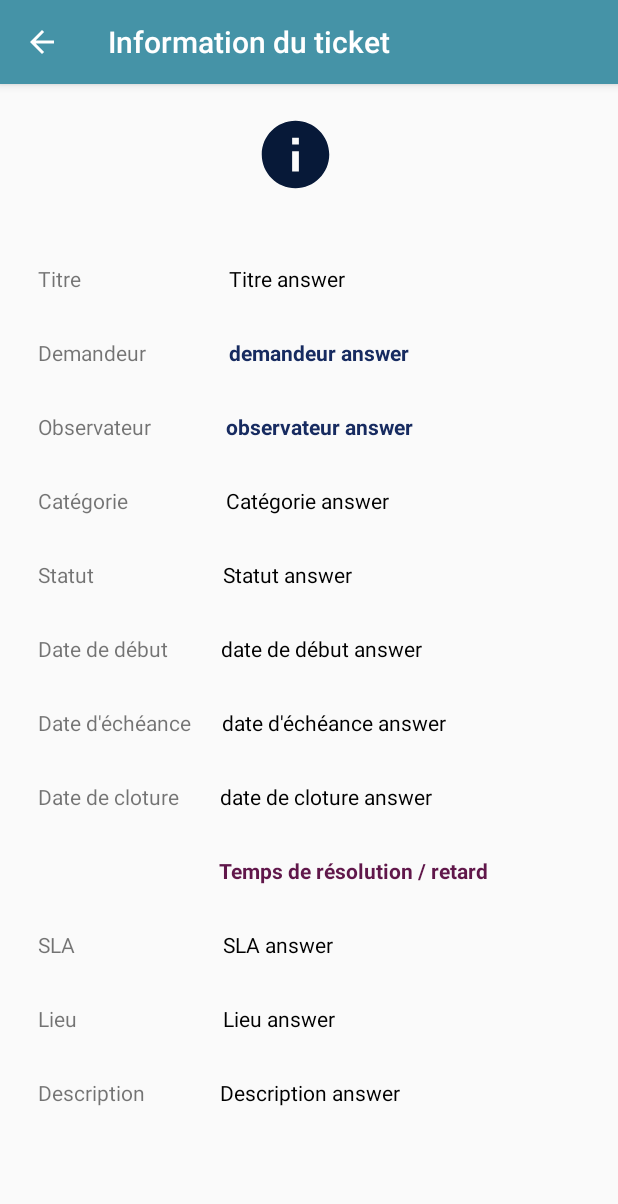
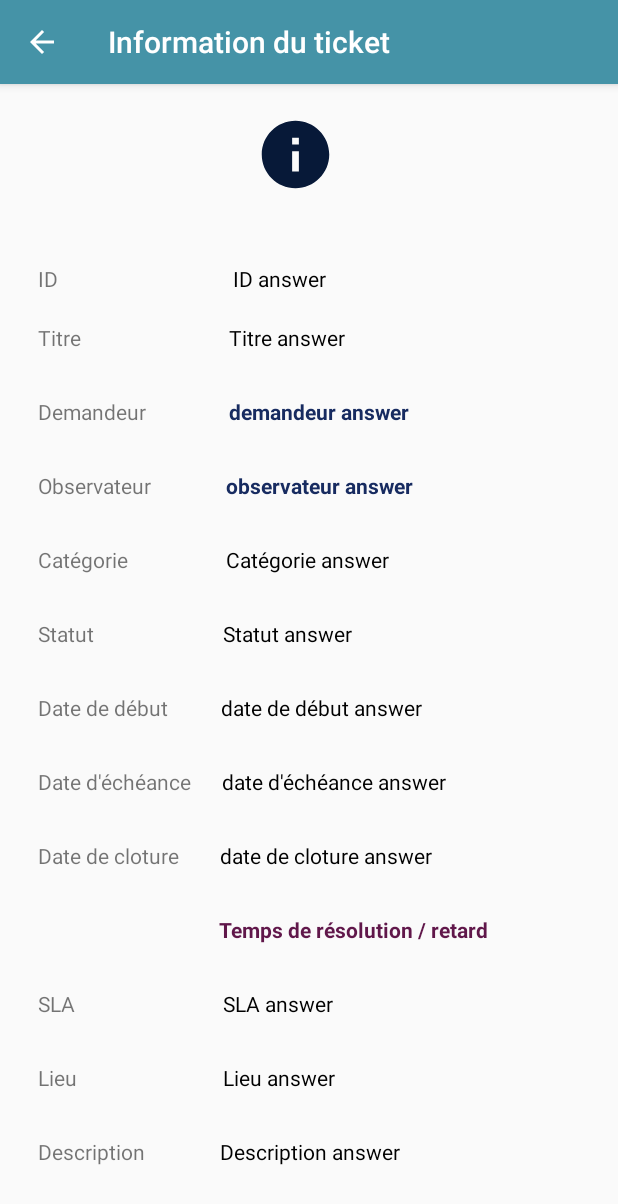
Before and after one commit to AdelAchour/GSHGlobalActivity, an Android app: the InfoTicketClos screen opened directly, with no data from a screen before it, on a phone screen of 412 x 824 dp. Shown: the top 1204 px of the screen. Run offline under Robolectric (Android 15) with nearby library versions, the light colour scheme and no system bars; our stand-ins replace Volley; network calls fail.

Commit message:
Edit email body List motif shadow + underline Email date format Info ticket add id

```diff
--- a/app/src/main/java/com/production/achour_ar/gshglobalactivity/DialogMotifAttente.java
+++ b/app/src/main/java/com/production/achour_ar/gshglobalactivity/DialogMotifAttente.java
@@ -5,6 +5,7 @@ import android.app.Dialog;
 import android.app.Service;
 import android.content.Context;
 import android.content.DialogInterface;
+import android.graphics.Paint;
 import android.os.Bundle;
 import android.os.Message;
 import android.support.v7.app.AlertDialog;
@@ -31,10 +32,11 @@ public class DialogMotifAttente {
         dialog.setCancelable(false);
         dialog.setContentView(R.layout.dialog_motif_attente);
 
-        txt = (EditText) dialog.findViewById(R.id.ETmotif);
+        txt = dialog.findViewById(R.id.ETmotif);
         txt.setEnabled(false);
 
-        listeMotif = (TextView) dialog.findViewById(R.id.listeMotif);
+        listeMotif = dialog.findViewById(R.id.listeMotif);
+        listeMotif.setPaintFlags(listeMotif.getPaintFlags() | Paint.UNDERLINE_TEXT_FLAG);
 
 
         listeMotif.setOnClickListener(new View.OnClickListener() {
--- a/app/src/main/java/com/production/achour_ar/gshglobalactivity/InfoTicketClos.java
+++ b/app/src/main/java/com/production/achour_ar/gshglobalactivity/InfoTicketClos.java
@@ -38,28 +38,22 @@ import java.util.Map;
 
 public class InfoTicketClos extends AppCompatActivity {
 
-
-    String session_token, nameUser, idUser, firstnameUser;
-
-    String titreTicket, slaTicket, urgenceTicket,
+    private String session_token, nameUser, idUser, firstnameUser;
+    private String titreTicket, slaTicket, urgenceTicket,
             categorieTicket, etatTicket, dateDebutTicket, idTicket, tempsResolution, tempsRetard,
             dateEchanceTicket, descriptionTicket, lieuTicket, dateClotureTicket;
-    boolean ticketEnretard;
-
-    String usernameDemandeur, emailDemandeur, telephoneDemandeur, prenomDemandeur, nomDemandeur, lieuDemandeur,posteDemandeur;
-    String usernameObservateur, emailObservateur, telephoneObservateur, prenomObservateur, nomObservateur, lieuObservateur,posteObservateur;
-
-    TextView titreTV, slaTV, detailtempsTV,
+    private boolean ticketEnretard;
+    private String usernameDemandeur, emailDemandeur, telephoneDemandeur, prenomDemandeur, nomDemandeur, lieuDemandeur,posteDemandeur;
+    private String usernameObservateur, emailObservateur, telephoneObservateur, prenomObservateur, nomObservateur, lieuObservateur,posteObservateur;
+    private TextView titreTV, slaTV, detailtempsTV, idTV,
             demandeurTV, categorieTV, etatTV, dateDebutTV, ObservateurTV,
             dateEchanceTV, descriptionTV, lieuTV, dateClotureTicketTV;
-
-    RequestQueue queue;
-    String observateur;
-
-    ProgressBar progressBarDia;
-    ProgressDialog pd, pdCalcul;
-    ArrayList<ObservateurModel> listObservateur;
-    String[] tabObs;
+    private RequestQueue queue;
+    private String observateur;
+    private ProgressBar progressBarDia;
+    private ProgressDialog pd, pdCalcul;
+    private ArrayList<ObservateurModel> listObservateur;
+    private String[] tabObs;
     private static DateFormat parser ;
     public static Handler handlerInfoClos;
 
@@ -68,49 +62,21 @@ public class InfoTicketClos extends AppCompatActivity {
         super.onCreate(savedInstanceState);
         setContentView(R.layout.info_ticket_clos);
 
+        initView();
+        setupActionBar();
+        setupPDs();
+        getArguments();
+        getTicketInfo();
+
+    }
+
+    private void setupActionBar() {
         ActionBar actionBar = getSupportActionBar();
         actionBar.setTitle("Information du ticket");
         actionBar.setDisplayHomeAsUpEnabled(true); //show a caret even if android:parentActivityName is not specified.
+    }
 
-        listObservateur = new ArrayList<ObservateurModel>();
-        pd = new ProgressDialog(InfoTicketClos.this);
-        pd.setMessage("Chargement...");
-        pd.show();
-
-        pdCalcul = new ProgressDialog(InfoTicketClos.this);
-        pdCalcul.setMessage("Calcul...");
-
-        handlerInfoClos = new HandlerInfoClos();
-
-        parser = new SimpleDateFormat("yyyy-MM-dd HH:mm:ss");
-        queue = Volley.newRequestQueue(this);
-
-        titreTV = (TextView)findViewById(R.id.titreAnswer);
-        slaTV = (TextView)findViewById(R.id.SLAAnswer);
-        descriptionTV = (TextView)findViewById(R.id.DescriptionAnswer);
-        demandeurTV = (TextView)findViewById(R.id.demandeurAnswer);
-        ObservateurTV = (TextView)findViewById(R.id.ObsAnswer);
-        categorieTV = (TextView)findViewById(R.id.categorieAnswer);
-        etatTV = (TextView)findViewById(R.id.StatutAnswer);
-        dateDebutTV = (TextView)findViewById(R.id.DebutAnswer);
-        dateEchanceTV = (TextView)findViewById(R.id.EcheanceAnswer);
-        lieuTV = (TextView)findViewById(R.id.LieuAnswer);
-        dateClotureTicketTV = (TextView)findViewById(R.id.ClotureAnswer);
-        detailtempsTV = (TextView)findViewById(R.id.DetailTimeAnswer);
-
-        progressBarDia = (ProgressBar) findViewById(R.id.progressBarDialog);
-
-
-        Intent i = getIntent();
-        session_token = i.getStringExtra("session");
-        nameUser = i.getStringExtra("nom");
-        firstnameUser = i.getStringExtra("prenom");
-        idUser = i.getStringExtra("id");
-
-        idTicket = i.getStringExtra("idTicket");
-
-        System.out.println("id t = "+idTicket);
-
+    private void getTicketInfo() {
         //Récupération du ticket
         List<KeyValuePair> paramsTicket = new ArrayList<>();
         paramsTicket.add(new KeyValuePair("criteria[0][field]","2"));
@@ -192,6 +158,7 @@ public class InfoTicketClos extends AppCompatActivity {
                             slaTV.setText(slaTicket);
                             dateEchanceTV.setText(dateEchanceTicket);
                             titreTV.setText(titreTicket);
+                            idTV.setText(idTicket);
                             descriptionTV.setText(descriptionTicket);
                             lieuTV.setText(lieuTicket);
                             dateClotureTicketTV.setText(ClotureText(dateClotureTicket));
@@ -286,6 +253,45 @@ public class InfoTicketClos extends AppCompatActivity {
         };
         queue.add(getRequestTicket);
     }
+
+    private void initView() {
+        listObservateur = new ArrayList<ObservateurModel>();
+        pd = new ProgressDialog(InfoTicketClos.this);
+        pdCalcul = new ProgressDialog(InfoTicketClos.this);
+        handlerInfoClos = new HandlerInfoClos();
+        parser = new SimpleDateFormat("yyyy-MM-dd HH:mm:ss");
+        queue = Volley.newRequestQueue(this);
+        titreTV = findViewById(R.id.titreAnswer);
+        idTV = findViewById(R.id.IDAnswer);
+        slaTV = findViewById(R.id.SLAAnswer);
+        descriptionTV = findViewById(R.id.DescriptionAnswer);
+        demandeurTV = findViewById(R.id.demandeurAnswer);
+        ObservateurTV = findViewById(R.id.ObsAnswer);
+        categorieTV = findViewById(R.id.categorieAnswer);
+        etatTV = findViewById(R.id.StatutAnswer);
+        dateDebutTV = findViewById(R.id.DebutAnswer);
+        dateEchanceTV = findViewById(R.id.EcheanceAnswer);
+        lieuTV = findViewById(R.id.LieuAnswer);
+        dateClotureTicketTV = findViewById(R.id.ClotureAnswer);
+        detailtempsTV = findViewById(R.id.DetailTimeAnswer);
+        progressBarDia = findViewById(R.id.progressBarDialog);
+    }
+
+    private void getArguments() {
+        Intent i = getIntent();
+        session_token = i.getStringExtra("session");
+        nameUser = i.getStringExtra("nom");
+        firstnameUser = i.getStringExtra("prenom");
+        idUser = i.getStringExtra("id");
+        idTicket = i.getStringExtra("idTicket");
+    }
+
+    private void setupPDs() {
+        pdCalcul.setMessage("Calcul...");
+        pd.setMessage("Chargement...");
+        pd.show();
+    }
+
 
     private void getAllObservateursInfo(String[] observateur) {
         //Récupération des informations de tous les observateurs
--- a/app/src/main/java/com/production/achour_ar/gshglobalactivity/ListTicketsAttente.java
+++ b/app/src/main/java/com/production/achour_ar/gshglobalactivity/ListTicketsAttente.java
@@ -542,7 +542,7 @@ public class ListTicketsAttente extends Fragment {
 
         final String content = "<h2>Notification Helpdesk</h2> <br>"+prenomObservateur+",<br><br>" +
                 "Le ticket \""+titreTicket+"\" dont vous êtes l'observateur a été <b>remis en cours</b> le "+nowEnCours+".<br><br>" +
-                "Technicien chargé du ticket : "+firstnameUser+" "+nameUser+".<br><br><br>L'équipe Helpdesk Mobile.<br><br><br>" +
+                "Ingénieur chargé du ticket : "+firstnameUser+" "+nameUser+".<br><br><br>L'équipe Helpdesk Mobile.<br><br><br>" +
                 "<i>P.S: Ce mail a été généré automatiquement, prière de ne pas répondre.</i>";
 
         List<KeyValuePair> paramsEmail = new ArrayList<>();
@@ -738,7 +738,7 @@ public class ListTicketsAttente extends Fragment {
         //final String content = prenomDemandeur+",\\n\\nVotre ticket "+titreTicket+" a été résolu à "+now+".\\n\\nMerci,\\n\\nL'équipe Helpdesk mobile.";
         final String content = "<h2>Notification Helpdesk</h2> <br>"+prenomDemandeur+",<br><br>" +
                 "Votre ticket \""+titreTicket+"\" a été <b>remis en cours</b> le "+nowEnCours+".<br><br>" +
-                "Technicien chargé du ticket : "+firstnameUser+" "+nameUser+".<br><br><br>L'équipe Helpdesk Mobile.<br><br><br>" +
+                "Ingénieur chargé du ticket : "+firstnameUser+" "+nameUser+".<br><br><br>L'équipe Helpdesk Mobile.<br><br><br>" +
                 "<i>P.S: Ce mail a été généré automatiquement, prière de ne pas répondre.</i>";
 
         List<KeyValuePair> paramsEmail = new ArrayList<>();
@@ -867,7 +867,7 @@ public class ListTicketsAttente extends Fragment {
     }
 
     private String getNowTime() {
-        SimpleDateFormat sdfDate = new SimpleDateFormat("yyyy-MM-dd HH:mm:ss");
+        SimpleDateFormat sdfDate = new SimpleDateFormat("dd-MM-yyyy, HH:mm:ss");
         Date now = new Date();
         String strDate = sdfDate.format(now);
 
--- /dev/null
+++ b/app/src/main/res/drawable/ic_photo_camera_white_24dp.xml
@@ -0,0 +1,6 @@
+<vector android:height="24dp" android:tint="#FFFFFF"
+    android:viewportHeight="24.0" android:viewportWidth="24.0"
+    android:width="24dp" xmlns:android="http://schemas.android.com/apk/res/android">
+    <path android:fillColor="#FF000000" android:pathData="M12,12m-3.2,0a3.2,3.2 0,1 1,6.4 0a3.2,3.2 0,1 1,-6.4 0"/>
+    <path android:fillColor="#FF000000" android:pathData="M9,2L7.17,4L4,4c-1.1,0 -2,0.9 -2,2v12c0,1.1 0.9,2 2,2h16c1.1,0 2,-0.9 2,-2L22,6c0,-1.1 -0.9,-2 -2,-2h-3.17L15,2L9,2zM12,17c-2.76,0 -5,-2.24 -5,-5s2.24,-5 5,-5 5,2.24 5,5 -2.24,5 -5,5z"/>
+</vector>
--- a/app/src/main/res/layout/dialog_motif_attente.xml
+++ b/app/src/main/res/layout/dialog_motif_attente.xml
@@ -36,6 +36,10 @@
             android:text="Liste de motif"
             android:id="@+id/listeMotif"
             android:textStyle="bold"
+            android:shadowColor="@color/text_shadow"
+            android:shadowDx="1"
+            android:shadowDy="1"
+            android:shadowRadius="3"
             android:layout_gravity="center"
             android:layout_marginTop="10dp"
             android:layout_marginBottom="20dp"
--- a/app/src/main/res/layout/info_ticket_clos.xml
+++ b/app/src/main/res/layout/info_ticket_clos.xml
@@ -28,11 +28,38 @@
             android:layout_marginLeft="170dp"/>
 
 
+
+
         <LinearLayout
             android:layout_width="match_parent"
             android:layout_height="wrap_content"
             android:layout_marginTop="120dp"
             android:orientation="vertical">
+
+
+            <LinearLayout
+                android:id="@+id/LinearId"
+                android:layout_width="match_parent"
+                android:layout_height="wrap_content"
+                android:orientation="horizontal"
+                android:layout_marginBottom="20dp">
+
+                <TextView
+                    android:layout_width="wrap_content"
+                    android:layout_height="wrap_content"
+                    android:layout_marginLeft="25dp"
+                    android:text="ID "/>
+
+                <TextView
+                    android:id="@+id/IDAnswer"
+                    android:layout_width="wrap_content"
+                    android:layout_height="wrap_content"
+                    android:layout_marginLeft="113dp"
+                    android:textColor="#ff000000"
+                    android:paddingEnd="20dp"
+                    android:text="ID answer "/>
+
+            </LinearLayout>
 
             <LinearLayout
                 android:id="@+id/LinearTitre"
--- a/app/src/main/res/layout/nav_header.xml
+++ b/app/src/main/res/layout/nav_header.xml
@@ -12,9 +12,9 @@
         android:id="@+id/profilePicNav"
         android:layout_centerHorizontal="true"
         android:layout_centerVertical="true"
-        android:layout_width="180dp"
-        android:layout_height="180dp"
-        app:civ_border_width="4dp"
+        android:layout_width="145dp"
+        android:layout_height="145dp"
+        app:civ_border_width="3dp"
         app:civ_border_color="@color/colorPrimaryDark"
         />
 
```
Also changed, not shown: app/src/main/java/com/production/achour_ar/gshglobalactivity/AccueilUser.java (+47 -5 lines), app/src/main/java/com/production/achour_ar/gshglobalactivity/Constants.java (+4 -3 lines), app/src/main/java/com/production/achour_ar/gshglobalactivity/InfoTicket.java (+59 -57 lines), app/src/main/java/com/production/achour_ar/gshglobalactivity/ListTickets.java (+5 -5 lines), app/src/main/java/com/production/achour_ar/gshglobalactivity/MyProfileActivity.java (+45 -11 lines), app/src/main/res/layout/info_ticket.xml (+25 -0 lines), app/src/main/res/layout/my_profile_act.xml (+29 -7 lines).
